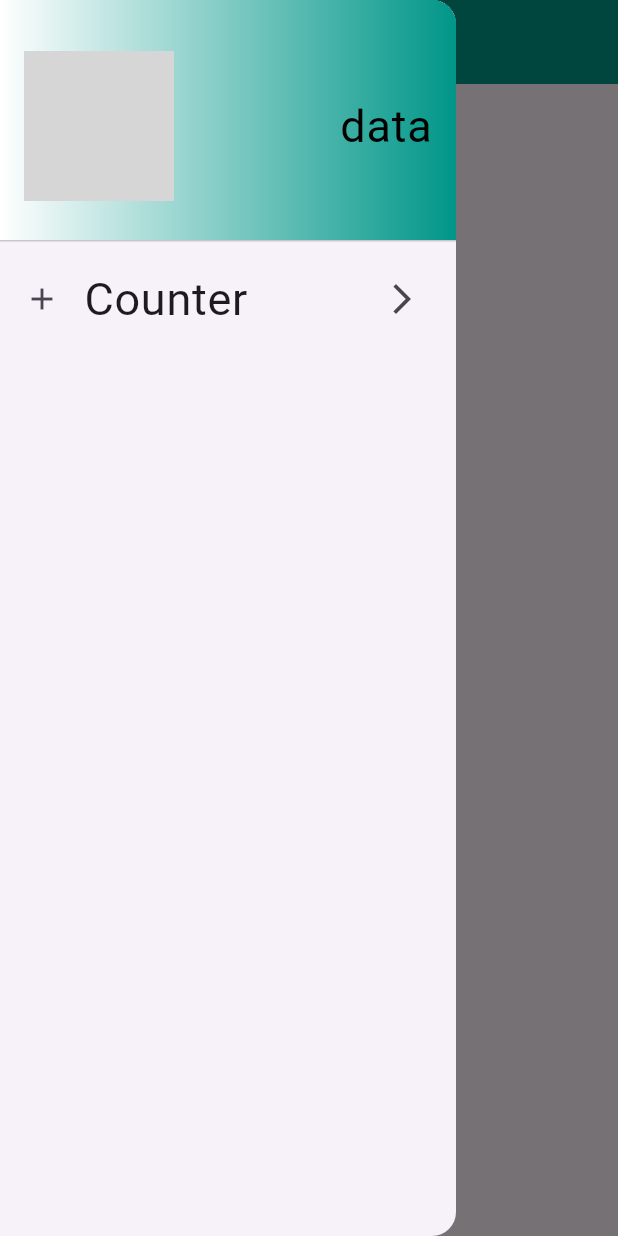
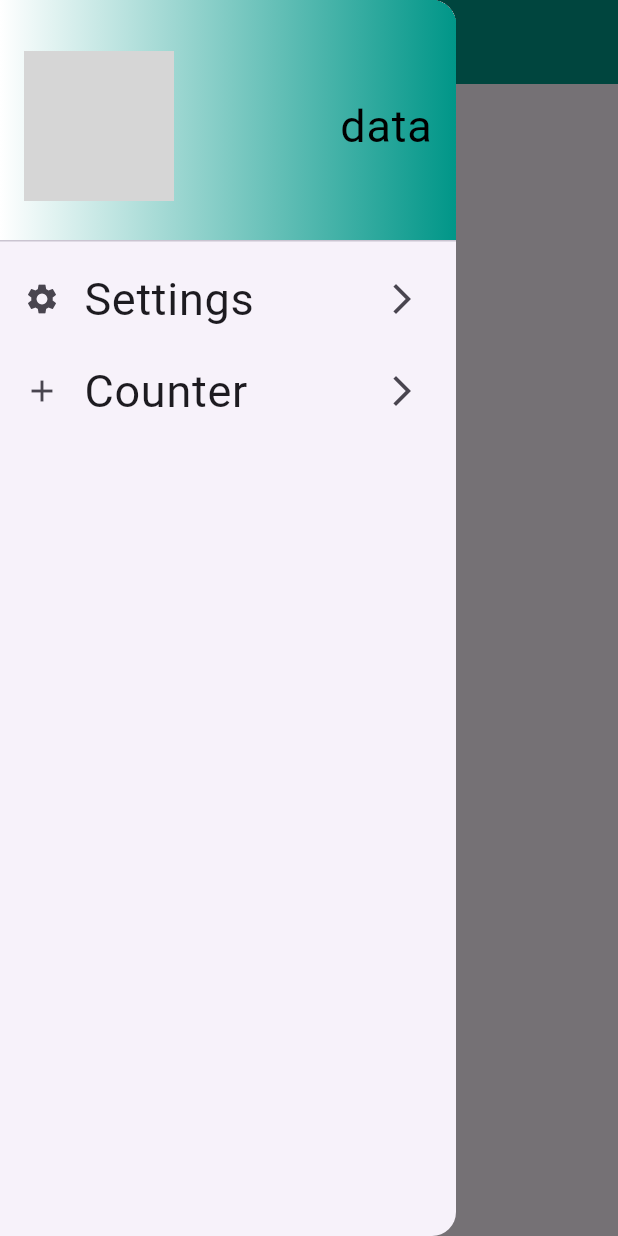
Before and after one commit to achraf-ayar/REF-Flutter, a Flutter app: the screen it shows after launch, with the side drawer open, on a phone screen of 412 x 824 dp. Run offline on Flutter 3.47's test engine with Material 3 defaults, Android fonts, the light colour scheme and no system bars; grey boxes are pictures that could not be loaded.

Commit message:
Add settings page and drawer entry

```diff
--- a/lib/main.dart
+++ b/lib/main.dart
@@ -1,6 +1,7 @@
 import 'package:flutter/material.dart';
 import 'package:tp1_dwm_flutter_app/pages/counter.page.dart';
 import 'package:tp1_dwm_flutter_app/pages/home.page.dart';
+import 'package:tp1_dwm_flutter_app/pages/settings.page.dart';
 
 void main() {
   runApp(new MyApp());
@@ -14,6 +15,7 @@ class MyApp extends StatelessWidget {
     return MaterialApp(
       routes: {
         "/": (context)=> HomePage(),
+        "/settings": (context)=> SettingsPage(),
         "/counter": (context)=> CounterPage(),
       },
       theme: new ThemeData(
--- /dev/null
+++ b/lib/widgets/drawer.settings.widget.dart
@@ -0,0 +1,18 @@
+import 'package:flutter/material.dart';
+
+class DrawerSettings extends StatelessWidget {
+  const DrawerSettings ({super.key});
+
+  @override
+  Widget build(BuildContext context) {
+    return ListTile(
+      title: Text("Settings"),
+      leading: Icon(Icons.settings),
+      trailing: Icon(Icons.arrow_forward_ios_sharp),
+      onTap: (){
+        Navigator.pop(context);
+        Navigator.pushNamed(context, "/settings");
+      },
+    );
+  }
+}
--- a/lib/widgets/drawer.widget.dart
+++ b/lib/widgets/drawer.widget.dart
@@ -1,5 +1,6 @@
 import 'package:flutter/material.dart';
 import 'package:tp1_dwm_flutter_app/widgets/drawer.counter.widget.dart';
+import 'package:tp1_dwm_flutter_app/widgets/drawer.settings.widget.dart';
 import 'package:tp1_dwm_flutter_app/widgets/drawer.header.widget.dart';
 
 class MyDrawer extends StatelessWidget {
@@ -11,6 +12,7 @@ class MyDrawer extends StatelessWidget {
       child: ListView(
         children: [
           new MyDrawerHeader(),
+          new DrawerSettings(),
           new DrawerCounter(),
         ],
       ),
```
Also changed, not shown: lib/pages/settings.page.dart (added, +19 -0 lines).
